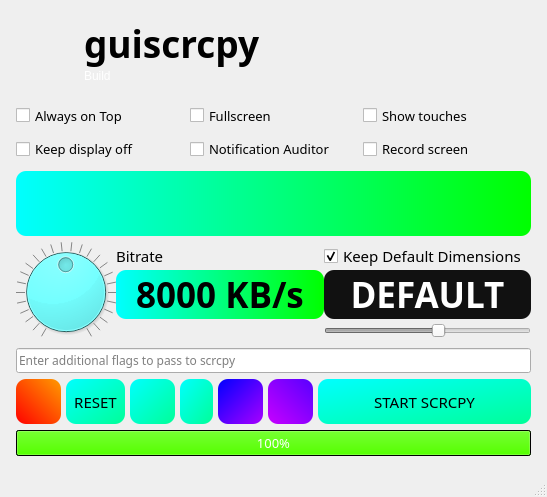
This is guiscrcpy/ui/mainwindow.ui in srevinsaju/guiscrcpy as Qt 5 draws it before an edit. The edited form follows.
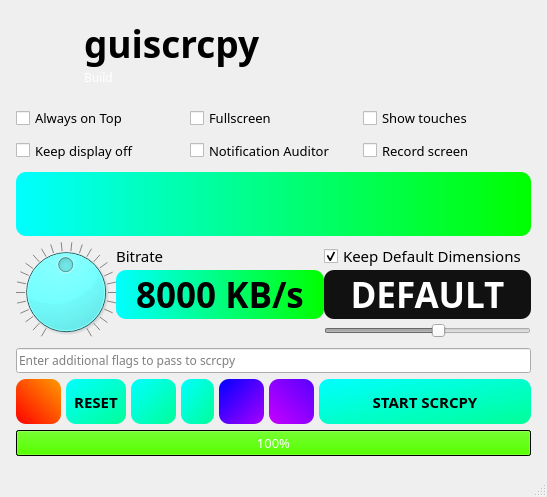
This is the edited form. Icons and pictures are not drawn.

Commit message: Remove unwanted fonts, add network support init

What changed in the file:
```diff
--- a/guiscrcpy/ui/mainwindow.ui
+++ b/guiscrcpy/ui/mainwindow.ui
@@ -229,6 +229,11 @@
              <verstretch>0</verstretch>
             </sizepolicy>
            </property>
+           <property name="font">
+            <font>
+             <family>Titillium Web</family>
+            </font>
+           </property>
            <property name="styleSheet">
             <string notr="true">color: rgb(255, 255, 255);</string>
            </property>
@@ -816,8 +821,10 @@
            </property>
            <property name="font">
             <font>
-             <family>Trebuchet MS</family>
+             <family>Titillium Web</family>
              <pointsize>11</pointsize>
+             <weight>75</weight>
+             <bold>true</bold>
             </font>
            </property>
            <property name="text">
@@ -954,8 +961,11 @@
            </property>
            <property name="font">
             <font>
-             <family>Trebuchet MS</family>
+             <family>Titillium Web</family>
              <pointsize>11</pointsize>
+             <weight>75</weight>
+             <italic>false</italic>
+             <bold>true</bold>
             </font>
            </property>
            <property name="statusTip">
```
Left out of the diff: 6 changed lines with no effect on the pictures. The commit also changes 7 other files.
